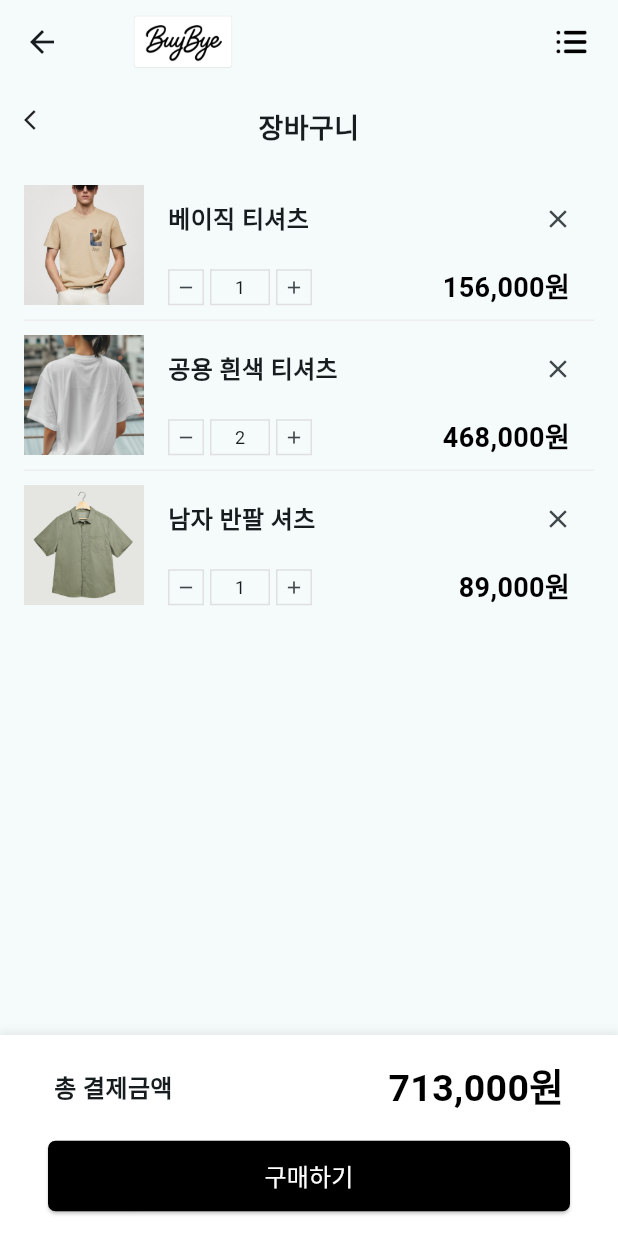
After one commit to Metachive/buybye, a Flutter app: the ShoppingCart screen opened directly, on a phone screen of 412 x 824 dp. The commit adds this screen. Run offline on Flutter 3.47's test engine with Material 3 defaults, Android fonts, the phone set to English and light mode, and no system bars.

Commit message:
feature: 장바구니 뷰단 생성

```diff
--- /dev/null
+++ b/lib/models/cart_item.dart
@@ -0,0 +1,44 @@
+import 'product.dart';
+
+class CartItem {
+  final Product product;
+  int quantity;
+
+  CartItem({
+    required this.product,
+    this.quantity = 1,
+  });
+
+  int get totalPrice => product.price * quantity;
+
+  static List<CartItem> getDefaultItems() {
+    return [
+      CartItem(
+        product: Product.fromType(ProductType.product1),
+        quantity: 1,
+      ),
+      CartItem(
+        product: Product.fromType(ProductType.product2),
+        quantity: 2,
+      ),
+      CartItem(
+        product: Product.fromType(ProductType.product3),
+        quantity: 1,
+      ),
+    ];
+  }
+
+  Map<String, dynamic> toJson() {
+    return {
+      'product': product.toJson(),
+      'quantity': quantity,
+    };
+  }
+
+  factory CartItem.fromJson(Map<String, dynamic> json) {
+    return CartItem(
+      product: Product.fromJson(json['product']),
+      quantity: json['quantity'],
+    );
+  }
+}
--- /dev/null
+++ b/lib/shopping_cart.dart
@@ -0,0 +1,295 @@
+import 'package:flutter/material.dart';
+import 'package:intl/intl.dart';
+import 'models/product.dart';
+import 'models/cart_item.dart';
+
+class ShoppingCart extends StatefulWidget {
+  const ShoppingCart({super.key});
+
+  @override
+  State<ShoppingCart> createState() => _ShoppingCartState();
+}
+
+class _ShoppingCartState extends State<ShoppingCart> {
+  // 임시 장바구니 데이터
+  final List<CartItem> _cartItems = CartItem.getDefaultItems();
+
+  void _updateQuantity(int index, int newQuantity) {
+    if (newQuantity < 1) return;
+    setState(() {
+      _cartItems[index].quantity = newQuantity;
+    });
+  }
+
+  void _removeItem(int index) {
+    setState(() {
+      _cartItems.removeAt(index);
+    });
+  }
+
+  int get _totalPrice {
+    return _cartItems.fold(0, (sum, item) => sum + item.totalPrice);
+  }
+
+  @override
+  Widget build(BuildContext context) {
+    return Scaffold(
+      appBar: AppBar(
+        title: Row(
+          mainAxisAlignment: MainAxisAlignment.start,
+          children: [
+            Image.asset(
+              'assets/images/logo.png',
+              height: 100,
+              width: 100,
+            ),
+          ],
+        ),
+        actions: [
+          Padding(
+            padding: const EdgeInsets.only(right: 16.0),
+            child: Image.asset(
+              'assets/images/list.png',
+              width: 30,
+              height: 30,
+            ),
+          ),
+        ],
+      ),
+      body: Column(
+        children: [
+          Padding(
+            padding: const EdgeInsets.all(16.0),
+            child: Stack(
+              children: [
+                SizedBox(
+                  width: double.infinity,
+                  child: const Text(
+                    '장바구니',
+                    style: TextStyle(
+                      fontSize: 18,
+                      fontWeight: FontWeight.bold,
+                    ),
+                    textAlign: TextAlign.center,
+                  ),
+                ),
+                GestureDetector(
+                  onTap: () {
+                    Navigator.pop(context);
+                  },
+                  child: const Icon(Icons.arrow_back_ios, size: 16),
+                ),
+              ],
+            ),
+          ),
+          Expanded(
+            child: _cartItems.isEmpty
+                ? const Center(
+                    child: Text(
+                      '장바구니에 상품이 없습니다.',
+                      style: TextStyle(
+                        fontSize: 16,
+                        color: Colors.grey,
+                      ),
+                    ),
+                  )
+                : ListView.builder(
+                    itemCount: _cartItems.length,
+                    itemBuilder: (context, index) {
+                      final cartItem = _cartItems[index];
+                      final product = cartItem.product;
+
+                      return Column(
+                        children: [
+                          Padding(
+                            padding: const EdgeInsets.symmetric(horizontal: 16.0, vertical: 8.0),
+                            child: Row(
+                              children: [
+                                Image.asset(
+                                  product.imagePath,
+                                  width: 80,
+                                  height: 80,
+                                  fit: BoxFit.cover,
+                                ),
+                                const SizedBox(width: 16),
+                                Expanded(
+                                  child: Column(
+                                    crossAxisAlignment: CrossAxisAlignment.start,
+                                    mainAxisAlignment: MainAxisAlignment.start,
+                                    children: [
+                                      Row(
+                                        mainAxisAlignment: MainAxisAlignment.spaceBetween,
+                                        children: [
+                                          Text(
+                                            product.name,
+                                            style: const TextStyle(
+                                              fontSize: 16,
+                                              fontWeight: FontWeight.bold,
+                                            ),
+                                          ),
+                                          IconButton(
+                                            icon: const Icon(Icons.close, size: 20),
+                                            onPressed: () => _removeItem(index),
+                                            padding: EdgeInsets.zero,
+                                            constraints: const BoxConstraints(),
+                                          ),
+                                        ],
+                                      ),
+                                      const SizedBox(height: 8),
+                                      Row(
+                                        mainAxisAlignment: MainAxisAlignment.spaceBetween,
+                                        children: [
+                                          Row(
+                                            children: [
+                                              Container(
+                                                height: 24,
+                                                width: 24,
+                                                decoration: BoxDecoration(
+                                                  border: Border.all(color: Colors.grey.shade300),
+                                                ),
+                                                child: IconButton(
+                                                  icon: const Icon(Icons.remove, size: 14),
+                                                  onPressed: () => _updateQuantity(index, cartItem.quantity - 1),
+                                                  padding: EdgeInsets.zero,
+                                                  constraints: const BoxConstraints(),
+                                                ),
+                                              ),
+                                              const SizedBox(width: 4),
+                                              Container(
+                                                height: 24,
+                                                width: 40,
+                                                decoration: BoxDecoration(
+                                                  border: Border.all(color: Colors.grey.shade300),
+                                                ),
+                                                child: Center(
+                                                  child: Text(
+                                                    cartItem.quantity.toString(),
+                                                    style: const TextStyle(fontSize: 12),
+                                                  ),
+                                                ),
+                                              ),
+                                              const SizedBox(width: 4),
+                                              Container(
+                                                height: 24,
+                                                width: 24,
+                                                decoration: BoxDecoration(
+                                                  border: Border.all(color: Colors.grey.shade300),
+                                                ),
+                                                child: IconButton(
+                                                  icon: const Icon(Icons.add, size: 14),
+                                                  onPressed: () => _updateQuantity(index, cartItem.quantity + 1),
+                                                  padding: EdgeInsets.zero,
+                                                  constraints: const BoxConstraints(),
+                                                ),
+                                              ),
+                                            ],
+                                          ),
+                                          Padding(
+                                            padding: const EdgeInsets.only(right: 16.0),
+                                            child: Text(
+                                              '${NumberFormat('#,###').format(cartItem.totalPrice)}원',
+                                              style: const TextStyle(
+                                                fontSize: 18,
+                                                fontWeight: FontWeight.bold,
+                                                color: Colors.black,
+                                              ),
+                                            ),
+                                          ),
+                                        ],
+                                      ),
+                                    ],
+                                  ),
+                                ),
+                              ],
+                            ),
+                          ),
+                          if (index < _cartItems.length - 1)
+                            Padding(
+                              padding: const EdgeInsets.symmetric(horizontal: 16.0),
+                              child: Divider(
+                                height: 1,
+                                thickness: 1,
+                                color: Colors.grey.shade200,
+                              ),
+                            ),
+                        ],
+                      );
+                    },
+                  ),
+          ),
+          Container(
+            padding: const EdgeInsets.all(16.0),
+            decoration: BoxDecoration(
+              color: Colors.white,
+              boxShadow: [
+                BoxShadow(
+                  color: Colors.grey.withOpacity(0.2),
+                  spreadRadius: 1,
+                  blurRadius: 4,
+                  offset: const Offset(0, -1),
+                ),
+              ],
+            ),
+            child: Column(
+              children: [
+                Padding(
+                  padding: const EdgeInsets.symmetric(horizontal: 20.0),
+                  child: Row(
+                    mainAxisAlignment: MainAxisAlignment.spaceBetween,
+                    children: [
+                      const Text(
+                      '총 결제금액',
+                      style: TextStyle(
+                        fontSize: 16,
+                        fontWeight: FontWeight.bold,
+                      ),
+                      ),
+                      Text(
+                      '${NumberFormat('#,###').format(_totalPrice)}원',
+                      style: const TextStyle(
+                        fontSize: 25,
+                        fontWeight: FontWeight.bold,
+                        color: Colors.black,
+                      ),
+                      ),
+                    ],
+                  ),
+                ),
+                const SizedBox(height: 16),
+                Container(
+                  width: double.infinity,
+                  padding: const EdgeInsets.symmetric(horizontal: 16.0),
+                  child: ElevatedButton(
+                    onPressed: () {
+                      // if (_formKey.currentState!.validate()) {
+                      //   // TODO: 상품 등록 기능 구현
+                      //   ScaffoldMessenger.of(context).showSnackBar(
+                      //     const SnackBar(content: Text('상품이 등록되었습니다')),
+                      //   );
+                      //   Navigator.pop(context);
+                      // }
+                    },
+                    style: ElevatedButton.styleFrom(
+                      backgroundColor: Colors.black,
+                      padding: const EdgeInsets.symmetric(vertical: 12),
+                      shape: RoundedRectangleBorder(
+                        borderRadius: BorderRadius.circular(5.0),
+                      ),
+                    ),
+                    child: const Text(
+                      '구매하기',
+                      style: TextStyle(
+                        fontSize: 16,
+                        color: Colors.white,
+                      ),
+                    ),
+                  ),
+                ),
+              ],
+            ),
+          ),
+        ],
+      ),
+    );
+  }
+}
```
Also changed, not shown: lib/models/product.dart (+22 -0 lines), lib/models/purchase.dart (added, +57 -0 lines), lib/product_register.dart (+21 -6 lines).
